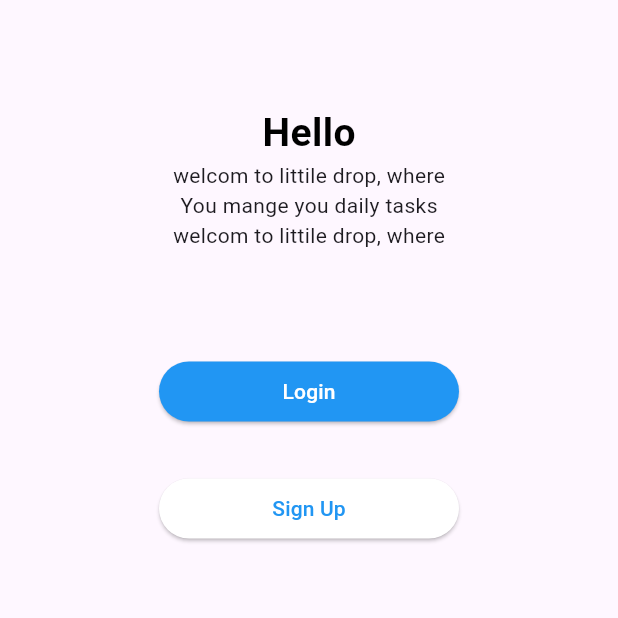
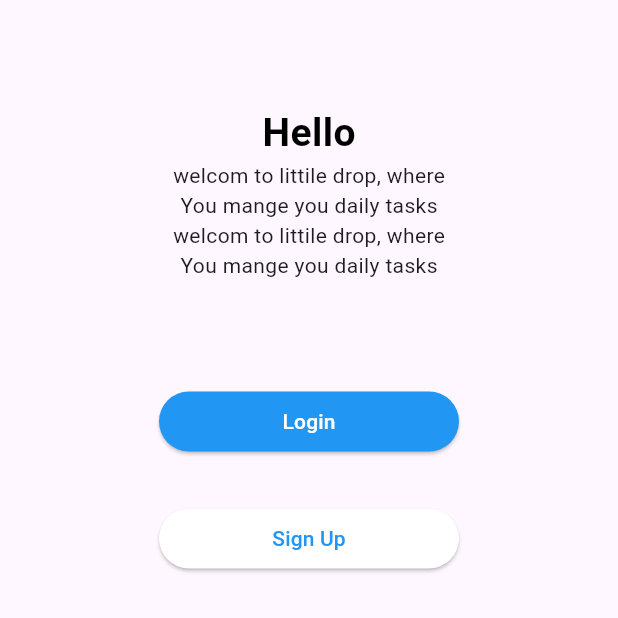
Before and after one commit to shamseernpm-beep/practice_dribble, a Flutter app: the screen it shows after launch, on a phone screen of 412 x 824 dp, the top half of it. Run offline on Flutter 3.47's test engine with Material 3 defaults, Android fonts, the light colour scheme and no system bars.

Commit message:
new pages

```diff
--- a/lib/home.dart
+++ b/lib/home.dart
@@ -28,7 +28,8 @@ class _HomeState extends State<Home> {
               ),
               Text("welcom to littile drop, where"),
               Text("You mange you daily tasks"),
-                Text("welcom to littile drop, where"),
+              Text("welcom to littile drop, where"),
+              Text("You mange you daily tasks"),
               SizedBox(height: 70),
               SizedBox(
                 width: 200,
```
